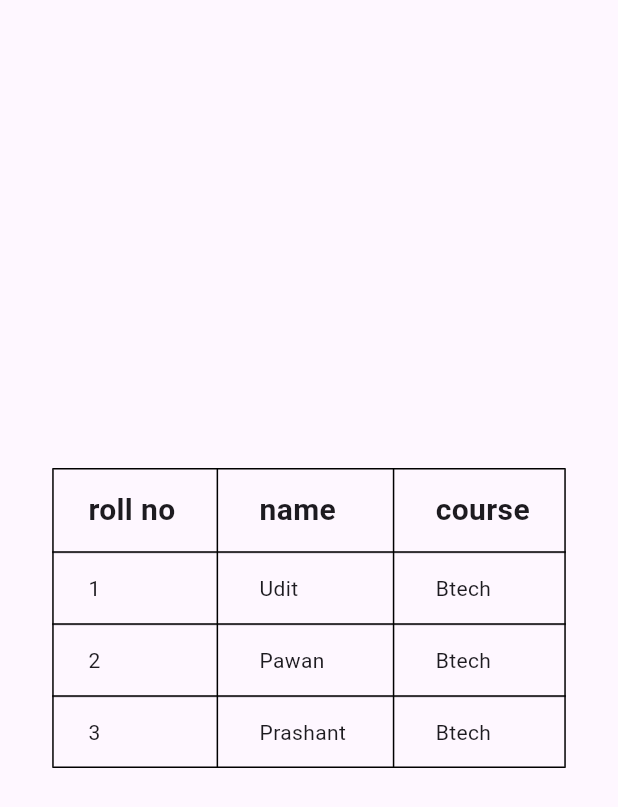
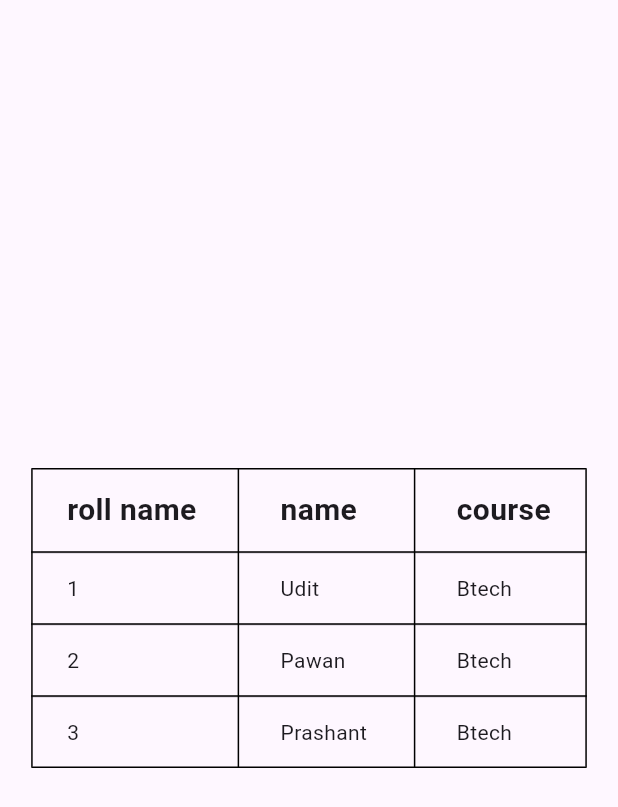
Before and after one commit to DevvUdit01/ubi_visit, a Flutter app: the screen it shows after launch, on a phone screen of 412 x 824 dp. Shown: the top 807 px of the screen. Run offline on Flutter 3.47's test engine with Material 3 defaults, Android fonts, the phone set to English and light mode, and no system bars; our stand-ins replace flutter_svg, velocity_x; missing offline and left inert: dart:ffi; project files that could hold a hidden picture were left out.

Commit message:
entry changed

```diff
--- a/lib/pages/DataPage.dart
+++ b/lib/pages/DataPage.dart
@@ -16,7 +16,7 @@ class DataPage extends StatelessWidget {
           fontSize: 20,
         ),
         columns: [
-            DataColumn(label: Text('roll no'),),
+            DataColumn(label: Text('roll name'),),
             DataColumn(label: Text('name'),),
             DataColumn(label: Text('course'),),
         ],
```
